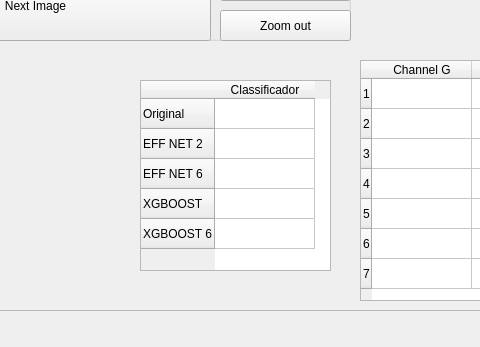
This is Interface/main.ui in Andreixzc/Pap-smear-CellClassification as Qt 5 draws it before an edit; both pictures show x 150 to 630 and y 549 to 896 of the 1302 by 896 pixel window. The edited form follows.
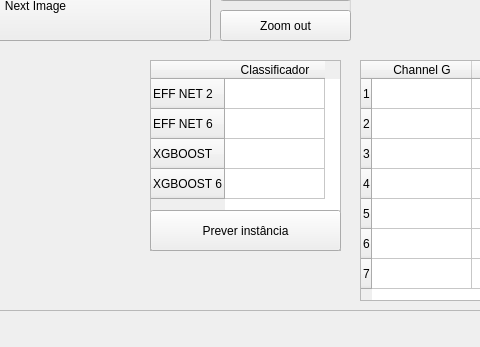
This is the edited form.

Patch:
```diff
--- a/Interface/main.ui
+++ b/Interface/main.ui
@@ -738,11 +738,20 @@
       </widget>
      </widget>
     </widget>
+    <widget class="QWidget" name="centralwidget" native="true">
+     <property name="geometry">
+      <rect>
+       <x>0</x>
+       <y>0</y>
+       <width>771</width>
+       <height>1431</height>
+      </rect>
+     </property>
     <widget class="QTableWidget" name="tableChannel_2">
      <property name="geometry">
       <rect>
-       <x>290</x>
-       <y>620</y>
+        <x>300</x>
+        <y>600</y>
        <width>191</width>
        <height>191</height>
       </rect>
@@ -750,11 +759,6 @@
      <property name="editTriggers">
       <set>QAbstractItemView::NoEditTriggers</set>
      </property>
-     <row>
-      <property name="text">
-       <string>Original</string>
-      </property>
-     </row>
      <row>
       <property name="text">
        <string>EFF NET 2</string>
@@ -785,11 +789,20 @@
        <string/>
       </property>
      </item>
-     <item row="1" column="0">
+     </widget>
+     <widget class="QPushButton" name="predictButton">
+      <property name="geometry">
+       <rect>
+        <x>300</x>
+        <y>750</y>
+        <width>191</width>
+        <height>41</height>
+       </rect>
+      </property>
       <property name="text">
-       <string/>
+       <string>Prever instância</string>
       </property>
-     </item>
+     </widget>
     </widget>
     <widget class="QWidget" name="grayscaleHistogram" native="true">
      <property name="geometry">
```
Left out of the diff: 2 changed lines with no effect on the pictures. Lines whose indentation alone changed are shown as unchanged.
